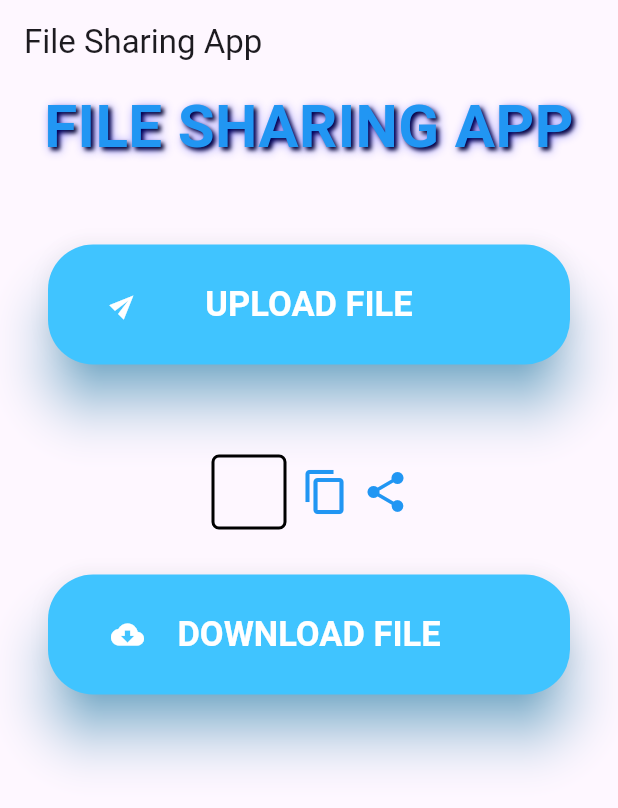
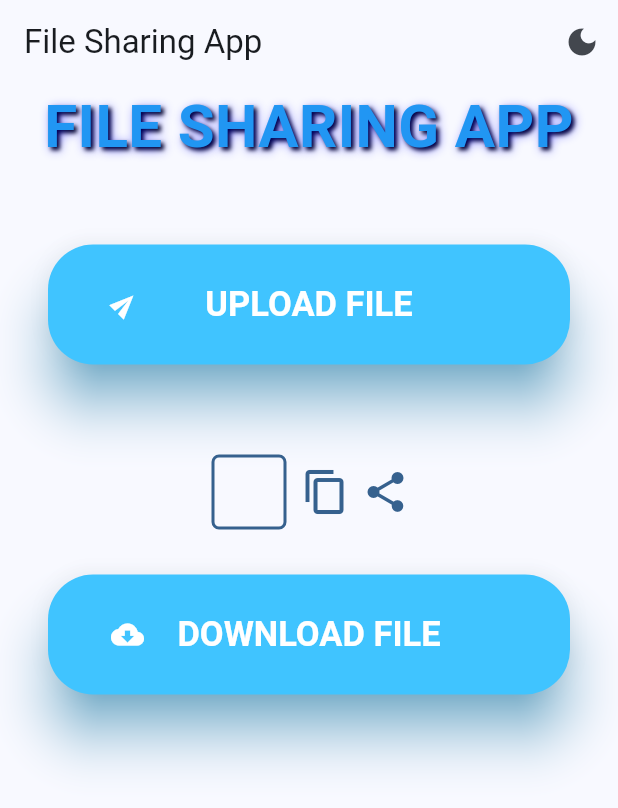
Before and after one commit to OpenLake/File-Sharing-App, a Flutter app: the screen it shows after launch, on a phone screen of 412 x 824 dp. Shown: the top 808 px of the screen. Run offline on Flutter 3.47's test engine with Material 3 defaults, Android fonts, the phone set to English and light mode, and no system bars; our stand-ins replace file_picker, share_plus, shared_preferences; missing offline and left inert: encrypt, pointycastle.

Commit message:
feat(theme): implement theme toggle button for dark theme

```diff
--- a/filesharing/lib/main.dart
+++ b/filesharing/lib/main.dart
@@ -1,11 +1,13 @@
 import 'dart:math' as math;
 
+import 'package:file_picker/file_picker.dart';
 import 'package:flutter/foundation.dart' show kIsWeb;
 import 'package:flutter/material.dart';
-import 'package:file_picker/file_picker.dart';
+import 'package:flutter/services.dart';
 import 'package:http/http.dart' as http;
 import 'package:share_plus/share_plus.dart';
-import 'package:flutter/services.dart';
+import 'package:shared_preferences/shared_preferences.dart'; // THEME: Import shared_preferences
+
 import 'services/encryption_service.dart';
 
 void main() => runApp(const MyApp());
@@ -18,23 +20,87 @@ class AppConfig {
   );
 }
 
-class MyApp extends StatelessWidget {
+// THEME: Converted MyApp to a StatefulWidget to manage the theme state
+class MyApp extends StatefulWidget {
   const MyApp({super.key});
+
+  @override
+  State<MyApp> createState() => _MyAppState();
+}
+
+class _MyAppState extends State<MyApp> {
+  // THEME: State variable to hold the current theme
+  ThemeMode _themeMode = ThemeMode.light;
+
+  // THEME: Load the saved theme preference on app startup
+  @override
+  void initState() {
+    super.initState();
+    _loadTheme();
+  }
+
+  void _loadTheme() async {
+    final prefs = await SharedPreferences.getInstance();
+    final isDark =
+        prefs.getBool('isDarkMode') ?? false; // Default to light mode
+    setState(() {
+      _themeMode = isDark ? ThemeMode.dark : ThemeMode.light;
+    });
+  }
+
+  // THEME: Function to toggle theme and save the preference
+  void _toggleTheme() async {
+    final prefs = await SharedPreferences.getInstance();
+    setState(() {
+      if (_themeMode == ThemeMode.light) {
+        _themeMode = ThemeMode.dark;
+        prefs.setBool('isDarkMode', true);
+      } else {
+        _themeMode = ThemeMode.light;
+        prefs.setBool('isDarkMode', false);
+      }
+    });
+  }
 
   @override
   Widget build(BuildContext context) {
     return MaterialApp(
       title: 'File Sharing App',
+      // THEME: Define light and dark themes
       theme: ThemeData(
+        brightness: Brightness.light,
         primarySwatch: Colors.blue,
+        colorScheme: ColorScheme.fromSeed(seedColor: Colors.blue),
       ),
-      home: const MyHomePage(),
+      darkTheme: ThemeData(
+        brightness: Brightness.dark,
+        primarySwatch: Colors.teal,
+        colorScheme: ColorScheme.fromSeed(
+          seedColor: Colors.teal,
+          brightness: Brightness.dark,
+        ),
+      ),
+      // THEME: Use the state variable to set the current theme mode
+      themeMode: _themeMode,
+      // THEME: Pass the current theme and the toggle function to MyHomePage
+      home: MyHomePage(
+        themeMode: _themeMode,
+        onThemeChanged: _toggleTheme,
+      ),
     );
   }
 }
 
 class MyHomePage extends StatefulWidget {
-  const MyHomePage({super.key});
+  // THEME: Add fields to accept theme data from MyApp
+  final ThemeMode themeMode;
+  final VoidCallback onThemeChanged;
+
+  const MyHomePage({
+    super.key,
+    required this.themeMode,
+    required this.onThemeChanged,
+  });
 
   @override
   State<MyHomePage> createState() => _MyHomePageState();
@@ -66,8 +132,7 @@ class _MyHomePageState extends State<MyHomePage> {
     ScaffoldMessenger.of(context).showSnackBar(
       SnackBar(
         content: Text(message),
-        backgroundColor:
-            isError ? Theme.of(context).colorScheme.error : null,
+        backgroundColor: isError ? Theme.of(context).colorScheme.error : null,
       ),
     );
   }
@@ -90,8 +155,7 @@ class _MyHomePageState extends State<MyHomePage> {
         : () async {
             _setUploading(true);
             try {
-        FilePickerResult? result =
-        await FilePicker.platform.pickFiles(
+              FilePickerResult? result = await FilePicker.platform.pickFiles(
                 type: FileType.any,
                 allowMultiple: false,
               );
@@ -118,10 +182,12 @@ class _MyHomePageState extends State<MyHomePage> {
 
                 // Encrypt the file
                 _showSnack("Encrypting file...");
-          final encryptionResult = EncryptionService.encryptFile(fileBytes);
-          final encryptedBytes = Uint8List.fromList(
-              encryptionResult['encryptedBytes']);
-          final originalHash = EncryptionService.generateFileHash(fileBytes);
+                final encryptionResult =
+                    EncryptionService.encryptFile(fileBytes);
+                final encryptedBytes =
+                    Uint8List.fromList(encryptionResult['encryptedBytes']);
+                final originalHash =
+                    EncryptionService.generateFileHash(fileBytes);
 
                 // Store encryption metadata locally
                 encryptionMetadata = EncryptionService.createMetadata(
@@ -152,8 +218,8 @@ class _MyHomePageState extends State<MyHomePage> {
                     EncryptionService.serializeMetadata(encryptionMetadata!);
 
                 var response = await request.send();
-          final responseBody = await response.stream
-              .bytesToString(); // Always read body
+                final responseBody =
+                    await response.stream.bytesToString(); // Always read body
                 if (!mounted) return;
 
                 if (response.statusCode == 200) {
@@ -188,8 +254,7 @@ class _MyHomePageState extends State<MyHomePage> {
         : () async {
             _setDownloading(true);
             try {
-          if (uploadedFilename == null ||
-              uploadedFilename!.isEmpty) {
+              if (uploadedFilename == null || uploadedFilename!.isEmpty) {
                 _showSnack("No file uploaded yet", isError: true);
                 _setDownloading(false);
                 return;
@@ -227,9 +292,11 @@ class _MyHomePageState extends State<MyHomePage> {
                   );
 
                   // Verify file integrity
-              final decryptedHash = EncryptionService.generateFileHash(decryptedBytes);
+                  final decryptedHash =
+                      EncryptionService.generateFileHash(decryptedBytes);
                   if (decryptedHash != encryptionMetadata!['fileHash']) {
-                throw Exception('File integrity check failed - file may be corrupted');
+                    throw Exception(
+                        'File integrity check failed - file may be corrupted');
                   }
 
                   setState(() {
@@ -238,8 +305,7 @@ class _MyHomePageState extends State<MyHomePage> {
                   });
 
                   _showSnack(
-                "File decrypted successfully! Original: ${encryptionMetadata!['originalFilename']}"
-              );
+                      "File decrypted successfully! Original: ${encryptionMetadata!['originalFilename']}");
                 } else {
                   _setDownloading(false);
                   _showSnack(
@@ -270,6 +336,18 @@ class _MyHomePageState extends State<MyHomePage> {
     return Scaffold(
       appBar: AppBar(
         title: const Text('File Sharing App'),
+        // THEME: Add the toggle button to the AppBar
+        actions: [
+          IconButton(
+            icon: Icon(
+              widget.themeMode == ThemeMode.light
+                  ? Icons.dark_mode
+                  : Icons.light_mode,
+            ),
+            onPressed: widget.onThemeChanged,
+            tooltip: 'Toggle Theme',
+          ),
+        ],
       ),
       body: SingleChildScrollView(
         child: Center(
@@ -281,6 +359,7 @@ class _MyHomePageState extends State<MyHomePage> {
                 textAlign: TextAlign.center,
                 style: TextStyle(
                   fontWeight: FontWeight.bold,
+                  // THEME: Use theme-aware color
                   color: Colors.blue,
                   fontSize: 40,
                   shadows: <Shadow>[
@@ -314,7 +393,8 @@ class _MyHomePageState extends State<MyHomePage> {
                 ),
                 child: Container(
                   width: 300,
-                  padding: const EdgeInsets.symmetric(horizontal: 18, vertical: 14),
+                  padding:
+                      const EdgeInsets.symmetric(horizontal: 18, vertical: 14),
                   child: Stack(
                     alignment: Alignment.center,
                     children: [
@@ -333,9 +413,10 @@ class _MyHomePageState extends State<MyHomePage> {
                               ? const SizedBox(
                                   width: 20,
                                   height: 20,
-                            child: CircularProgressIndicator(color: Colors.white),
-                          ) : const Text('UPLOAD FILE')
-                      ),
+                                  child: CircularProgressIndicator(
+                                      color: Colors.white),
+                                )
+                              : const Text('UPLOAD FILE')),
                     ],
                   ),
                 ),
@@ -354,7 +435,10 @@ class _MyHomePageState extends State<MyHomePage> {
                       maxHeight: 70,
                     ),
                     decoration: BoxDecoration(
-                      border: Border.all(width: 2),
+                      // THEME: Use theme-aware color for border
+                      border: Border.all(
+                          width: 2,
+                          color: Theme.of(context).colorScheme.primary),
                       borderRadius: BorderRadius.circular(5),
                     ),
                     child: Padding(
@@ -372,11 +456,15 @@ class _MyHomePageState extends State<MyHomePage> {
                         _showSnack("Text copied");
                       }
                     },
-                    child: const Icon(Icons.copy, color: Colors.blue, size: 32),
+                    // THEME: Use theme-aware color
+                    child: Icon(Icons.copy,
+                        color: Theme.of(context).colorScheme.primary, size: 32),
                   ),
                   IconButton(
                     onPressed: share,
-                    icon: const Icon(Icons.share, color: Colors.blue, size: 32),
+                    // THEME: Use theme-aware color
+                    icon: Icon(Icons.share,
+                        color: Theme.of(context).colorScheme.primary, size: 32),
                   ),
                 ],
               ),
@@ -397,7 +485,8 @@ class _MyHomePageState extends State<MyHomePage> {
                 ),
                 child: Container(
                   width: 300,
-                  padding: const EdgeInsets.symmetric(horizontal: 18, vertical: 14),
+                  padding:
+                      const EdgeInsets.symmetric(horizontal: 18, vertical: 14),
                   child: Stack(
                     alignment: Alignment.center,
                     children: [
@@ -414,8 +503,10 @@ class _MyHomePageState extends State<MyHomePage> {
                             ? const SizedBox(
                                 width: 20,
                                 height: 20,
-                            child: CircularProgressIndicator(color: Colors.white),
-                          ) : const Text('DOWNLOAD FILE'),
+                                child: CircularProgressIndicator(
+                                    color: Colors.white),
+                              )
+                            : const Text('DOWNLOAD FILE'),
                       ),
                     ],
                   ),
--- a/filesharing/pubspec.yaml
+++ b/filesharing/pubspec.yaml
@@ -65,6 +65,7 @@ dependencies:
   encrypt: ^5.0.3
   pointycastle: ^3.9.1
   crypto: ^3.0.3
+  shared_preferences: ^2.5.3
 
 dev_dependencies:
   flutter_test:
```
Also changed, not shown: filesharing/pubspec.lock, 2 other files. Lines whose indentation alone changed are shown as unchanged.
